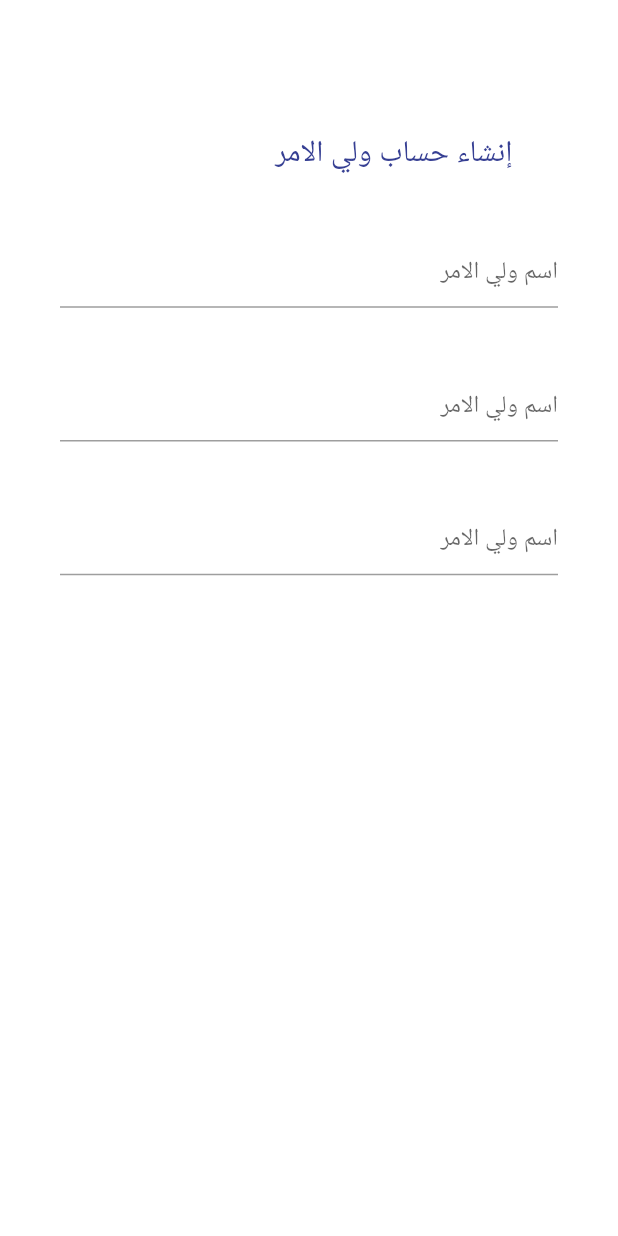
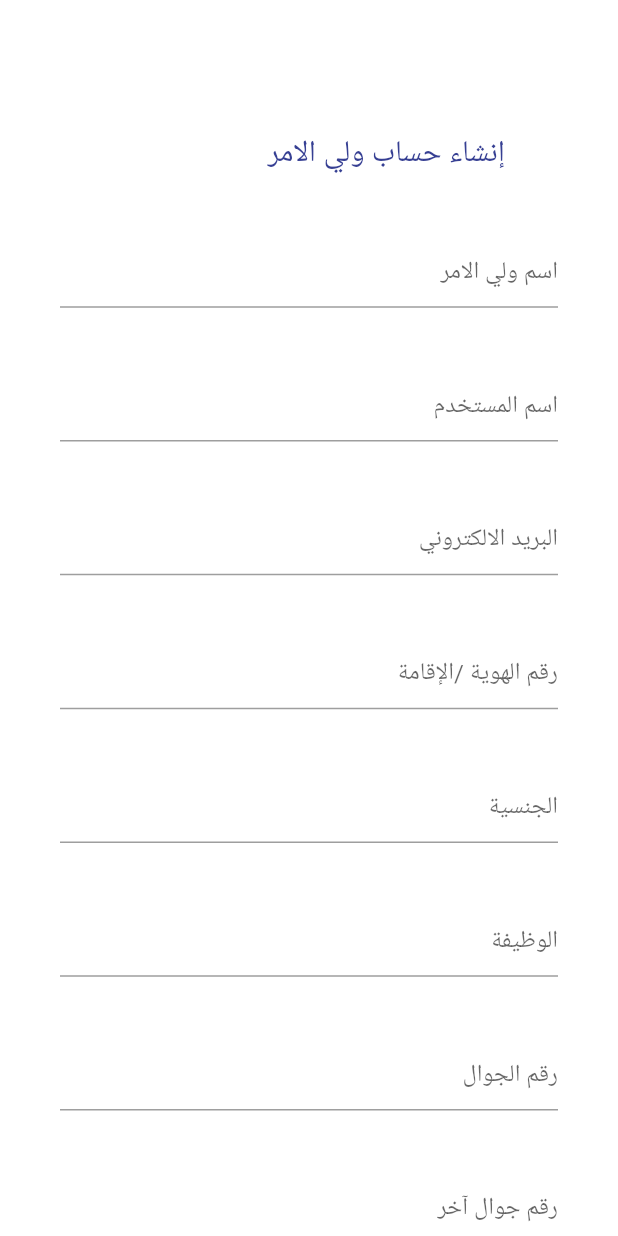
Before and after one commit to RAlbesher/2022-GP1-15__, a Flutter app: the screen it shows after launch, on a phone screen of 412 x 824 dp. Run offline on Flutter 3.47's test engine with Material 2 defaults, Android fonts, the phone set to English and light mode, and no system bars; our stand-ins replace firebase_core, flutter_svg; missing offline and left inert: adobe_xd; accounts and stored records are empty.

```diff
--- a/circlight/lib/ParentAddform.dart
+++ b/circlight/lib/ParentAddform.dart
@@ -1,12 +1,12 @@
 import 'package:flutter/material.dart';
-//import 'package:flutter_neumorphic/flutter_neumorphic.dart';
+import 'package:flutter/material.dart';
 
-class Home extends StatefulWidget {
+class ParentAddform extends StatefulWidget {
   @override
-  _HomeState createState() => _HomeState();
+  _ParentAddForm createState() => _ParentAddForm();
 }
 
-class _HomeState extends State<Home> {
+class _ParentAddForm extends State<ParentAddform> {
   final formKey = GlobalKey<FormState>(); //key for form
   String name = "";
   @override
@@ -25,14 +25,15 @@ class _HomeState extends State<Home> {
           padding: const EdgeInsets.only(left: 40, right: 40),
           child: Form(
             key: formKey, //key for form
+            child: SingleChildScrollView(
               child: Column(
                 crossAxisAlignment: CrossAxisAlignment.start,
                 children: [
                   SizedBox(height: height * 0.04),
                   Text(
-                  "                            إنشاء حساب ولي الامر ",
+                    "                           إنشاء حساب ولي الامر ",
                     textAlign: TextAlign.right,
-                  style: TextStyle(fontSize: 20, color: Color(0xFF363f93)),
+                    style: TextStyle(fontSize: 20, color: Color(0xFF363F93)),
                   ),
                   SizedBox(
                     height: height * 0.05,
@@ -55,7 +56,7 @@ class _HomeState extends State<Home> {
                   TextFormField(
                     //to take text from user input
                     textAlign: TextAlign.right,
-                  decoration: InputDecoration(hintText: "اسم ولي الامر"),
+                    decoration: InputDecoration(hintText: "اسم المستخدم"),
                     validator: (value) {
                       if (value!.isEmpty)
                         return "Please Enter a the empty fields ";
@@ -70,7 +71,7 @@ class _HomeState extends State<Home> {
                   TextFormField(
                     //to take text from user input
                     textAlign: TextAlign.right,
-                  decoration: InputDecoration(hintText: "اسم ولي الامر"),
+                    decoration: InputDecoration(hintText: "البريد الالكتروني "),
                     validator: (value) {
                       if (value!.isEmpty)
                         return "Please Enter a the empty fields ";
@@ -78,8 +79,85 @@ class _HomeState extends State<Home> {
                         return value;
                       }
                     },
-                )
+                  ),
+                  SizedBox(
+                    height: height * 0.05,
+                  ),
+                  TextFormField(
+                    //to take text from user input
+                    textAlign: TextAlign.right,
+                    decoration:
+                        InputDecoration(hintText: "رقم الهوية /الإقامة"),
+                    validator: (value) {
+                      if (value!.isEmpty)
+                        return "Please Enter a the empty fields ";
+                      else {
+                        return value;
+                      }
+                    },
+                  ),
+                  SizedBox(
+                    height: height * 0.05,
+                  ),
+                  TextFormField(
+                    //to take text from user input
+                    textAlign: TextAlign.right,
+                    decoration: InputDecoration(hintText: "الجنسية"),
+                    validator: (value) {
+                      if (value!.isEmpty)
+                        return "Please Enter a the empty fields ";
+                      else {
+                        return value;
+                      }
+                    },
+                  ),
+                  SizedBox(
+                    height: height * 0.05,
+                  ),
+                  TextFormField(
+                    //to take text from user input
+                    textAlign: TextAlign.right,
+                    decoration: InputDecoration(hintText: "الوظيفة "),
+                    validator: (value) {
+                      if (value!.isEmpty)
+                        return "Please Enter a the empty fields ";
+                      else {
+                        return value;
+                      }
+                    },
+                  ),
+                  SizedBox(
+                    height: height * 0.05,
+                  ),
+                  TextFormField(
+                    //to take text from user input
+                    textAlign: TextAlign.right,
+                    decoration: InputDecoration(hintText: "رقم الجوال"),
+                    validator: (value) {
+                      if (value!.isEmpty)
+                        return "Please Enter a the empty fields ";
+                      else {
+                        return value;
+                      }
+                    },
+                  ),
+                  SizedBox(
+                    height: height * 0.05,
+                  ),
+                  TextFormField(
+                    //to take text from user input
+                    textAlign: TextAlign.right,
+                    decoration: InputDecoration(hintText: "رقم جوال آخر "),
+                    validator: (value) {
+                      if (value!.isEmpty)
+                        return "Please Enter a the empty fields ";
+                      else {
+                        return value;
+                      }
+                    },
+                  ),
                 ],
+              ),
             ),
           ),
         ));
--- a/circlight/lib/main.dart
+++ b/circlight/lib/main.dart
@@ -36,7 +36,7 @@ class MyApp extends StatelessWidget {
         // is not restarted.
         primarySwatch: Colors.blue,
       ),
-      home: Home(),
+      home: ParentAddform(),
     );
   }
 }
```
Also changed, not shown: circlight/lib/sign_up.dart (deleted, +0 -16 lines), circlight/pubspec.yaml (line endings or trailing spaces). Lines whose indentation alone changed are shown as unchanged.
